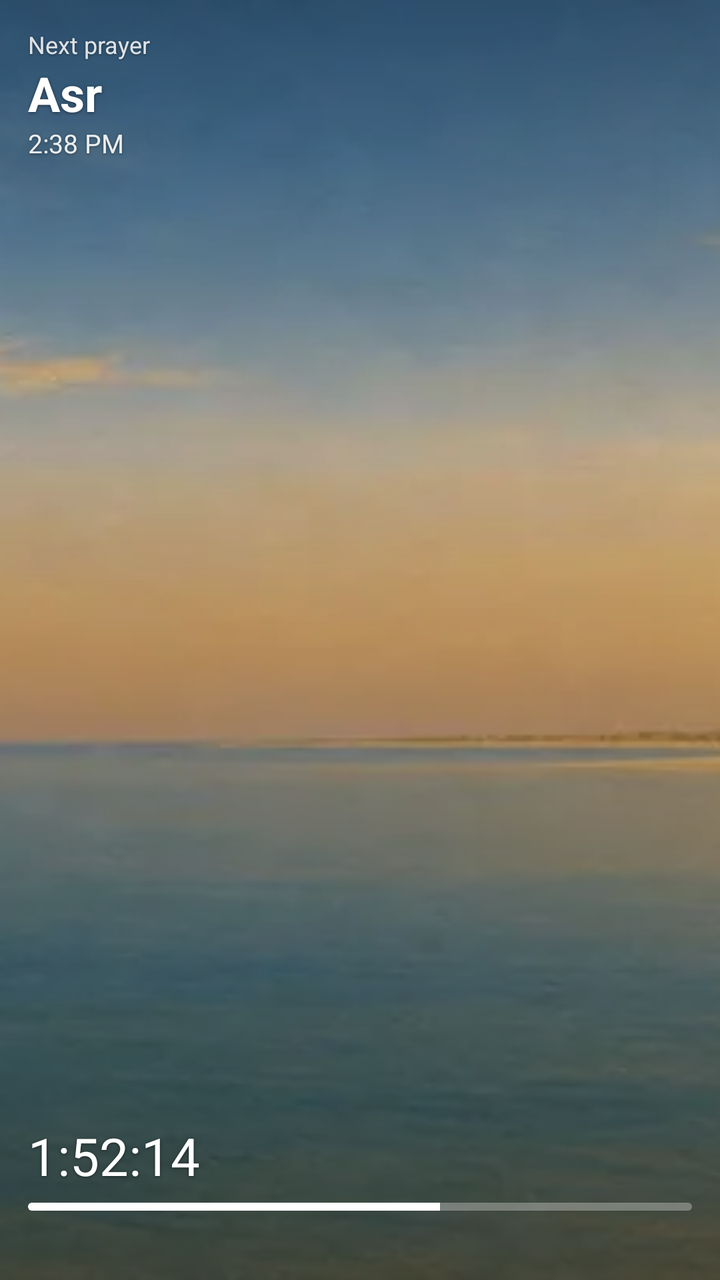
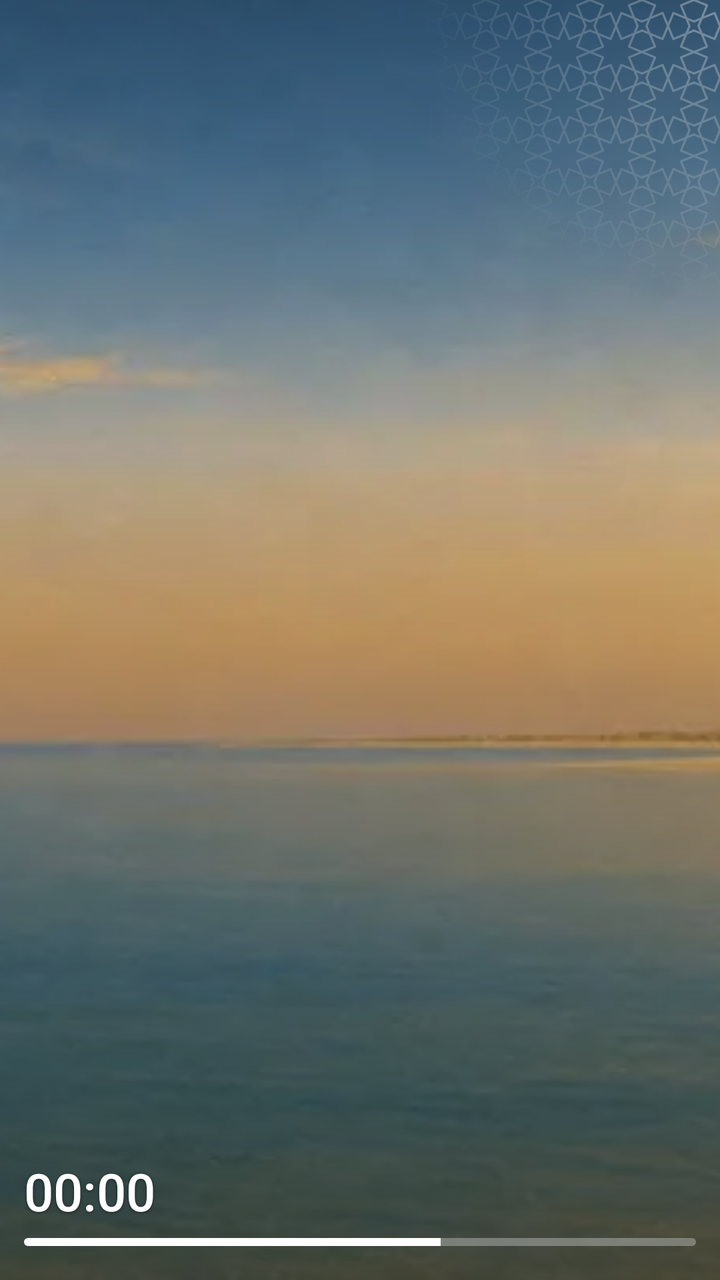

An Android layout rendered at two revisions. The XML below is the earlier revision; the diff shows what the commit changed to produce the second picture.
<!-- AndroidManifest.xml: application theme Theme.App -->
<!-- res/layout/widget_prayer.xml -->
<?xml version="1.0" encoding="utf-8"?>
<FrameLayout xmlns:android="http://schemas.android.com/apk/res/android"
    android:id="@android:id/background"
    android:layout_width="match_parent" android:layout_height="match_parent"
    android:background="@drawable/widget_bg">

    <ImageView android:id="@+id/widget_sky"
        android:layout_width="match_parent" android:layout_height="match_parent"
        android:scaleType="centerCrop" android:src="@drawable/widget_sky_afternoon"
        android:importantForAccessibility="no"/>
    <ImageView android:layout_width="match_parent" android:layout_height="match_parent"
        android:scaleType="fitXY" android:src="@drawable/widget_scrim" android:importantForAccessibility="no"/>

    <LinearLayout android:id="@+id/widget_root"
        android:layout_width="match_parent" android:layout_height="match_parent"
        android:orientation="vertical" android:padding="14dp" android:layoutDirection="locale">

        <TextView android:id="@+id/widget_head"
            android:layout_width="match_parent" android:layout_height="wrap_content"
            android:text="@string/widgetSample27" android:textSize="12sp" android:textColor="#D9FFFFFF"
            android:maxLines="1" android:ellipsize="end"
            android:shadowColor="#66000000" android:shadowRadius="3" android:shadowDy="1"/>

        <TextView android:id="@+id/widget_name"
            android:layout_width="match_parent" android:layout_height="wrap_content"
            android:text="@string/widgetSample13" android:textSize="24sp" android:textStyle="bold" android:textColor="#FFFFFFFF"
            android:maxLines="1" android:ellipsize="end"
            android:shadowColor="#80000000" android:shadowRadius="4" android:shadowDy="1"/>

        <TextView android:id="@+id/widget_sub"
            android:layout_width="match_parent" android:layout_height="wrap_content"
            android:textSize="12sp" android:textStyle="bold" android:textColor="#FFFFE2B8" android:maxLines="1"
            android:visibility="gone"
            android:shadowColor="#66000000" android:shadowRadius="3" android:shadowDy="1"/>

        <TextView android:id="@+id/widget_time"
            android:layout_width="match_parent" android:layout_height="wrap_content"
            android:text="@string/widgetSample28" android:textSize="13sp" android:textColor="#E6FFFFFF" android:maxLines="1"
            android:shadowColor="#66000000" android:shadowRadius="3" android:shadowDy="1"/>

        <TextView android:layout_width="match_parent" android:layout_height="0dp" android:layout_weight="1"/>

        <Chronometer android:id="@+id/widget_left" android:visibility="gone"
            android:layout_width="match_parent" android:layout_height="wrap_content"
            android:textSize="26sp" android:textColor="#FFFFFFFF" android:fontFeatureSettings="tnum"
            android:shadowColor="#80000000" android:shadowRadius="4" android:shadowDy="1"/>
        
        <TextView android:id="@+id/widget_left_sample" android:text="@string/widgetSample29"
            android:layout_width="match_parent" android:layout_height="wrap_content"
            android:textSize="26sp" android:textColor="#FFFFFFFF" android:fontFeatureSettings="tnum"
            android:shadowColor="#80000000" android:shadowRadius="4" android:shadowDy="1"/>

        <ProgressBar android:id="@+id/widget_bar"
            style="@android:style/Widget.ProgressBar.Horizontal"
            android:layout_width="match_parent" android:layout_height="4dp" android:layout_marginTop="6dp"
            android:max="1000" android:progress="620" android:progressDrawable="@drawable/widget_progress_sky"/>

        <TextView android:id="@+id/widget_place"
            android:layout_width="match_parent" android:layout_height="wrap_content"
            android:textSize="11sp" android:textColor="#CCFFFFFF" android:maxLines="1" android:ellipsize="end"
            android:layout_marginTop="6dp"
            android:shadowColor="#66000000" android:shadowRadius="3" android:shadowDy="1"/>
    </LinearLayout>
</FrameLayout>
<!-- resources referenced by this layout -->
<resources>
  <!-- drawable widget_bg (drawable) -->
  <?xml version="1.0" encoding="utf-8"?>
  <shape xmlns:android="http://schemas.android.com/apk/res/android" android:shape="rectangle">
      <solid android:color="@color/widgetSurface"/>
      <corners android:radius="20dp"/>
  </shape>
  <!-- drawable widget_progress_sky (drawable) -->
  <?xml version="1.0" encoding="utf-8"?>
  <layer-list xmlns:android="http://schemas.android.com/apk/res/android">
      <item android:id="@android:id/background">
          <shape><corners android:radius="2dp"/><solid android:color="#4DFFFFFF"/></shape>
      </item>
      <item android:id="@android:id/progress">
          <clip><shape><corners android:radius="2dp"/><solid android:color="#FFFFFFFF"/></shape></clip>
      </item>
  </layer-list>
  <!-- drawable widget_scrim (drawable) -->
  <?xml version="1.0" encoding="utf-8"?>
  <shape xmlns:android="http://schemas.android.com/apk/res/android" android:shape="rectangle">
      <gradient android:angle="270" android:startColor="#73000000" android:centerColor="#1F000000" android:centerY="0.35"
          android:endColor="#99000000"/>
  </shape>
  <!-- drawable widget_sky_afternoon: webp bitmap (drawable-nodpi, 13054 bytes) -->
  <string name="widgetSample13">Asr</string>
  <string name="widgetSample27">Next prayer</string>
  <string name="widgetSample28">2:38 PM</string>
  <string name="widgetSample29">1:52:14</string>
  <style name="Theme.App" parent="android:Theme.Material.Light.NoActionBar">
          <item name="android:windowBackground">@drawable/window_splash</item>
          <item name="android:statusBarColor">@color/backgroundColor</item>
          <item name="android:navigationBarColor">@color/backgroundColor</item>
      </style>
  <color name="widgetSurface">#f6f4ee</color>
  <!-- drawable window_splash (drawable) -->
  <?xml version="1.0" encoding="utf-8"?>
  <layer-list xmlns:android="http://schemas.android.com/apk/res/android">
      <item android:drawable="@color/backgroundColor"/>
      <item android:drawable="@drawable/splash" android:gravity="center" android:width="120dp" android:height="120dp"/>
  </layer-list>
  <color name="backgroundColor">#f6f4ee</color>
  <!-- drawable splash: png bitmap (drawable-hdpi, 52970 bytes) -->
</resources>

<!-- the commit's change to res/layout/widget_prayer.xml (unified diff, before → after) -->
@@ -1,8 +1,9 @@
 <?xml version="1.0" encoding="utf-8"?>
 <FrameLayout xmlns:android="http://schemas.android.com/apk/res/android"
+    xmlns:tools="http://schemas.android.com/tools" tools:ignore="ContentDescription"
     android:id="@android:id/background"
     android:layout_width="match_parent" android:layout_height="match_parent"
-    android:background="@drawable/widget_bg">
+    android:background="@drawable/widget_bg" android:layoutDirection="locale">
 
     <ImageView android:id="@+id/widget_sky"
         android:layout_width="match_parent" android:layout_height="match_parent"
@@ -10,44 +11,33 @@
         android:importantForAccessibility="no"/>
     <ImageView android:layout_width="match_parent" android:layout_height="match_parent"
         android:scaleType="fitXY" android:src="@drawable/widget_scrim" android:importantForAccessibility="no"/>
+    <ImageView android:layout_width="150dp" android:layout_height="150dp" android:layout_gravity="top|end"
+        android:src="@drawable/widget_orn_line" android:tint="@color/widgetOrnamentSky" android:tintMode="src_in"
+        android:importantForAccessibility="no"/>
 
     <LinearLayout android:id="@+id/widget_root"
         android:layout_width="match_parent" android:layout_height="match_parent"
-        android:orientation="vertical" android:padding="14dp" android:layoutDirection="locale">
+        android:orientation="vertical" android:padding="12dp">
 
-        <TextView android:id="@+id/widget_head"
-            android:layout_width="match_parent" android:layout_height="wrap_content"
-            android:text="@string/widgetSample27" android:textSize="12sp" android:textColor="#D9FFFFFF"
-            android:maxLines="1" android:ellipsize="end"
-            android:shadowColor="#66000000" android:shadowRadius="3" android:shadowDy="1"/>
-
-        <TextView android:id="@+id/widget_name"
-            android:layout_width="match_parent" android:layout_height="wrap_content"
-            android:text="@string/widgetSample13" android:textSize="24sp" android:textStyle="bold" android:textColor="#FFFFFFFF"
-            android:maxLines="1" android:ellipsize="end"
-            android:shadowColor="#80000000" android:shadowRadius="4" android:shadowDy="1"/>
-
-        <TextView android:id="@+id/widget_sub"
-            android:layout_width="match_parent" android:layout_height="wrap_content"
-            android:textSize="12sp" android:textStyle="bold" android:textColor="#FFFFE2B8" android:maxLines="1"
-            android:visibility="gone"
-            android:shadowColor="#66000000" android:shadowRadius="3" android:shadowDy="1"/>
-
-        <TextView android:id="@+id/widget_time"
-            android:layout_width="match_parent" android:layout_height="wrap_content"
-            android:text="@string/widgetSample28" android:textSize="13sp" android:textColor="#E6FFFFFF" android:maxLines="1"
-            android:shadowColor="#66000000" android:shadowRadius="3" android:shadowDy="1"/>
+        <ImageView android:id="@+id/widget_head"
+            android:layout_width="wrap_content" android:layout_height="wrap_content"
+            android:adjustViewBounds="true" android:scaleType="fitCenter"/>
+        <ImageView android:id="@+id/widget_name"
+            android:layout_width="wrap_content" android:layout_height="wrap_content"
+            android:adjustViewBounds="true" android:scaleType="fitCenter"/>
+        <ImageView android:id="@+id/widget_sub"
+            android:layout_width="wrap_content" android:layout_height="wrap_content"
+            android:adjustViewBounds="true" android:scaleType="fitCenter" android:visibility="gone"/>
+        <ImageView android:id="@+id/widget_time"
+            android:layout_width="wrap_content" android:layout_height="wrap_content"
+            android:adjustViewBounds="true" android:scaleType="fitCenter"/>
 
         <TextView android:layout_width="match_parent" android:layout_height="0dp" android:layout_weight="1"/>
 
-        <Chronometer android:id="@+id/widget_left" android:visibility="gone"
+        <Chronometer android:id="@+id/widget_left"
             android:layout_width="match_parent" android:layout_height="wrap_content"
             android:textSize="26sp" android:textColor="#FFFFFFFF" android:fontFeatureSettings="tnum"
-            android:shadowColor="#80000000" android:shadowRadius="4" android:shadowDy="1"/>
-        
-        <TextView android:id="@+id/widget_left_sample" android:text="@string/widgetSample29"
-            android:layout_width="match_parent" android:layout_height="wrap_content"
-            android:textSize="26sp" android:textColor="#FFFFFFFF" android:fontFeatureSettings="tnum"
+            android:fontFamily="sans-serif-medium" android:maxLines="1"
             android:shadowColor="#80000000" android:shadowRadius="4" android:shadowDy="1"/>
 
         <ProgressBar android:id="@+id/widget_bar"
@@ -55,10 +45,8 @@
             android:layout_width="match_parent" android:layout_height="4dp" android:layout_marginTop="6dp"
             android:max="1000" android:progress="620" android:progressDrawable="@drawable/widget_progress_sky"/>
 
-        <TextView android:id="@+id/widget_place"
-            android:layout_width="match_parent" android:layout_height="wrap_content"
-            android:textSize="11sp" android:textColor="#CCFFFFFF" android:maxLines="1" android:ellipsize="end"
-            android:layout_marginTop="6dp"
-            android:shadowColor="#66000000" android:shadowRadius="3" android:shadowDy="1"/>
+        <ImageView android:id="@+id/widget_place"
+            android:layout_width="wrap_content" android:layout_height="wrap_content" android:layout_marginTop="5dp"
+            android:adjustViewBounds="true" android:scaleType="fitCenter"/>
     </LinearLayout>
 </FrameLayout>
<!-- resource entries referenced after the edit -->
@@ -1,11 +1,16 @@
 <!-- resources referenced by this layout -->
 <resources>
+  <color name="widgetOrnamentSky">#57FFFFFF</color>
   <!-- drawable widget_bg (drawable) -->
   <?xml version="1.0" encoding="utf-8"?>
   <shape xmlns:android="http://schemas.android.com/apk/res/android" android:shape="rectangle">
       <solid android:color="@color/widgetSurface"/>
       <corners android:radius="20dp"/>
   </shape>
+  <!-- drawable widget_orn_line (drawable) -->
+  <?xml version="1.0" encoding="utf-8"?>
+  <bitmap xmlns:android="http://schemas.android.com/apk/res/android"
+      android:src="@drawable/widget_orn_line_mask" android:autoMirrored="true"/>
   <!-- drawable widget_progress_sky (drawable) -->
   <?xml version="1.0" encoding="utf-8"?>
   <layer-list xmlns:android="http://schemas.android.com/apk/res/android">
@@ -23,16 +28,13 @@
           android:endColor="#99000000"/>
   </shape>
   <!-- drawable widget_sky_afternoon: webp bitmap (drawable-nodpi, 13054 bytes) -->
-  <string name="widgetSample13">Asr</string>
-  <string name="widgetSample27">Next prayer</string>
-  <string name="widgetSample28">2:38 PM</string>
-  <string name="widgetSample29">1:52:14</string>
   <style name="Theme.App" parent="android:Theme.Material.Light.NoActionBar">
           <item name="android:windowBackground">@drawable/window_splash</item>
           <item name="android:statusBarColor">@color/backgroundColor</item>
           <item name="android:navigationBarColor">@color/backgroundColor</item>
       </style>
   <color name="widgetSurface">#f6f4ee</color>
+  <!-- drawable widget_orn_line_mask: webp bitmap (drawable-hdpi, 14330 bytes) -->
   <!-- drawable window_splash (drawable) -->
   <?xml version="1.0" encoding="utf-8"?>
   <layer-list xmlns:android="http://schemas.android.com/apk/res/android">
